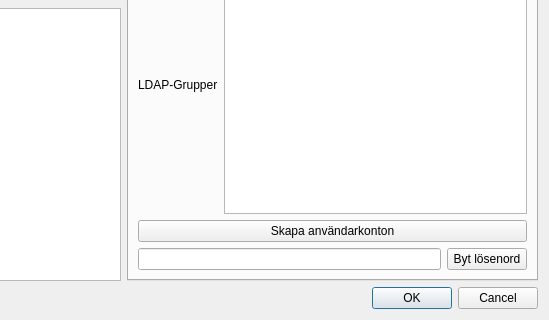
Teknologforeningen/svaksvat, file ui/memberedit.ui: the form before one commit; both pictures show x 301 to 850 and y 318 to 638 of the 850 by 638 pixel window.
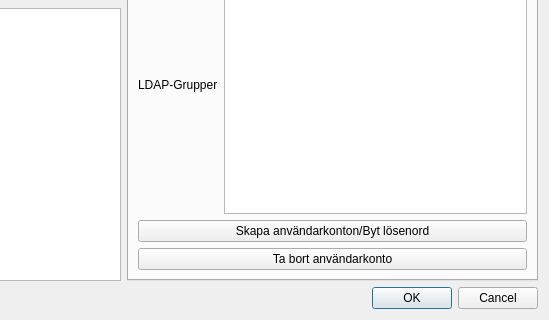
The form after the commit. The open tabs and pages were chosen to show the change. Icons and pictures are not drawn.

Commit message: Implement check LDAPAccount in MemberEdit.

```diff
--- a/ui/memberedit.ui
+++ b/ui/memberedit.ui
@@ -468,27 +468,16 @@
              <item>
               <widget class="QPushButton" name="createUserAccountsButton">
                <property name="text">
-                <string>Skapa användarkonton</string>
+                <string>Skapa användarkonton/Byt lösenord</string>
                </property>
               </widget>
              </item>
              <item>
-              <layout class="QHBoxLayout" name="horizontalLayout_21">
-               <item>
-                <widget class="QLineEdit" name="ldapPasswordLineEdit">
-                 <property name="echoMode">
-                  <enum>QLineEdit::Password</enum>
-                 </property>
-                </widget>
-               </item>
-               <item>
-                <widget class="QPushButton" name="changeLdapPasswordButton">
-                 <property name="text">
-                  <string>Byt lösenord</string>
-                 </property>
-                </widget>
-               </item>
-              </layout>
+              <widget class="QPushButton" name="removeAccountButton">
+               <property name="text">
+                <string>Ta bort användarkonto</string>
+               </property>
+              </widget>
              </item>
             </layout>
            </item>
```
Left out of the diff: 7 changed lines with no effect on the pictures. The commit also changes 3 other files.
